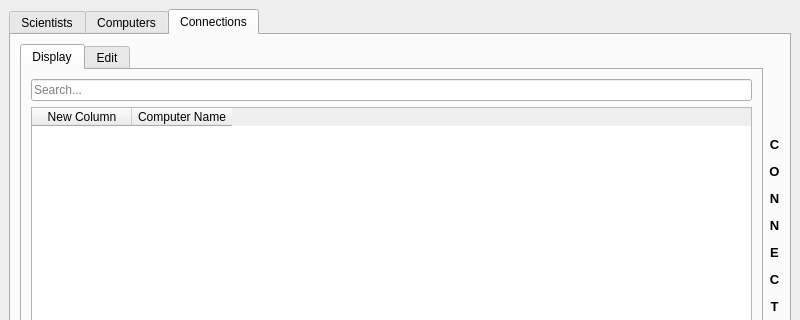
Above: Verkefni3/displaywindow.ui from ivarmarkusson/Verkefni-1 before the change; both pictures show x 0 to 800 and y 0 to 320 of the 800 by 600 pixel window. Below: the same form after it.
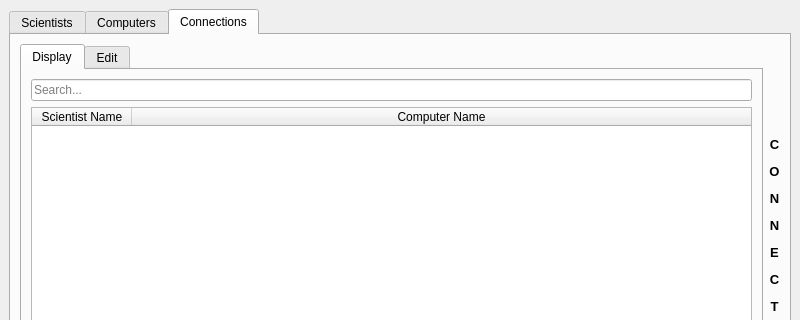
That is the form after the change. The open tabs and pages were chosen to show the change.

```diff
--- a/Verkefni3/displaywindow.ui
+++ b/Verkefni3/displaywindow.ui
@@ -443,9 +443,21 @@
             </item>
             <item row="1" column="0">
              <widget class="QTableWidget" name="table_display_connect">
+              <property name="editTriggers">
+               <set>QAbstractItemView::NoEditTriggers</set>
+              </property>
+              <property name="selectionBehavior">
+               <enum>QAbstractItemView::SelectRows</enum>
+              </property>
+              <property name="sortingEnabled">
+               <bool>true</bool>
+              </property>
+              <attribute name="horizontalHeaderStretchLastSection">
+               <bool>true</bool>
+              </attribute>
               <column>
                <property name="text">
-                <string>New Column</string>
+                <string>Scientist Name</string>
                </property>
                <property name="textAlignment">
                 <set>AlignCenter</set>
```
Left out of the diff: 2 changed lines with no effect on the pictures.
